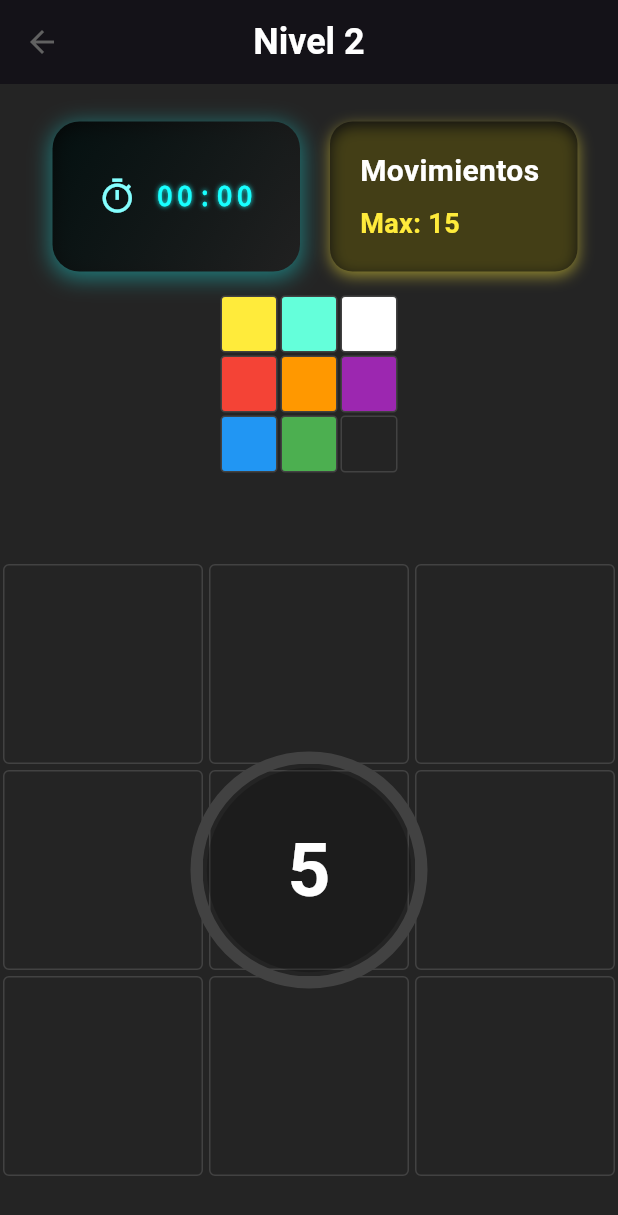
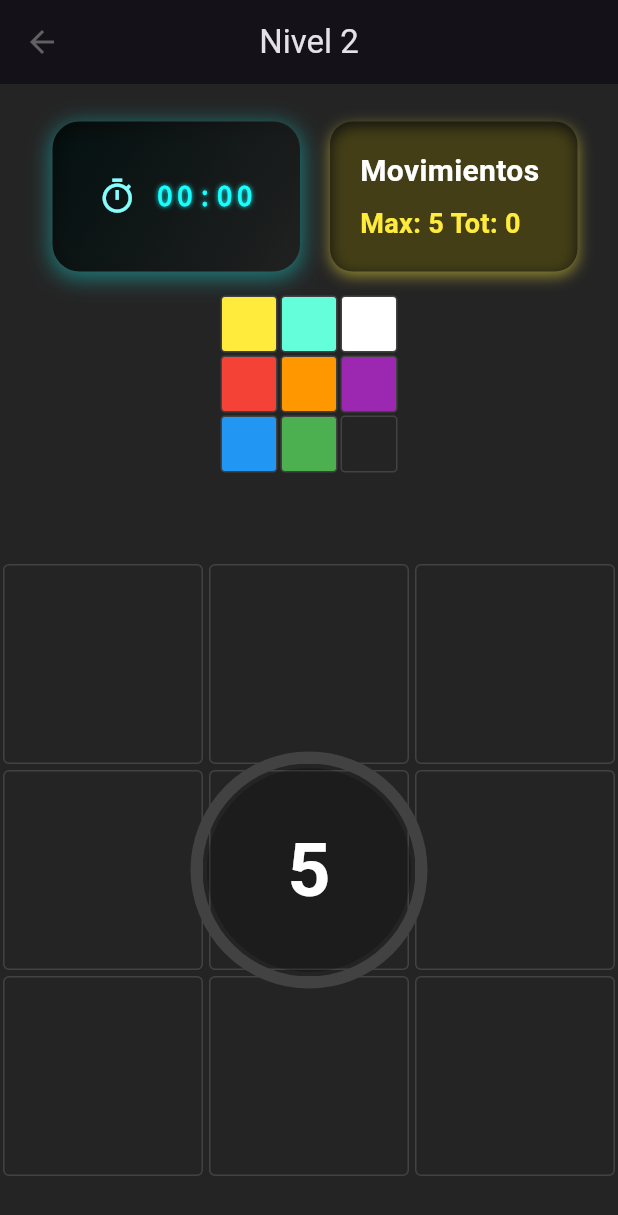
Before and after one commit to JJCD17/Color-Link, a Flutter app: the screen it shows after launch, after a tap on an icon or button, on a phone screen of 412 x 824 dp. Shown: the top 1215 px of the screen. Run offline on Flutter 3.47's test engine with Material 3 defaults, Android fonts, the phone set to English and light mode, and no system bars; drawn by our look-alikes of circular_countdown_timer; our stand-ins replace shared_preferences, toastification.

Commit message:
feat: nuevo sistema de conteo y límite de movimientos, reemplazo del anterior y ajustes de diseño

```diff
--- a/lib/widgets/game_board.dart
+++ b/lib/widgets/game_board.dart
@@ -13,15 +13,18 @@ class GameBoard extends StatefulWidget {
   final int level;
   final int gridSizeRow;
   final int gridSizeCol;
+  final int time;
+  final int minMoves;
+  final int movimientos;
 
-  final int time;
-
-  const GameBoard({
+  GameBoard({
     super.key,
     required this.level,
     required this.gridSizeRow,
     required this.gridSizeCol,
     required this.time,
+    required this.minMoves,
+    required this.movimientos,
   });
 
   @override
@@ -36,10 +39,13 @@ class GameBoardState extends State<GameBoard> {
 
   late List<List<PointData>> grid;
   late List<List<PointData>> referenceGrid;
-
   late int maxAllowedMoves;
+  late int movimientosTotales;
 
   List<PointData> selectedPoints = [];
+  // Guarda los movimientos realizados en una lista para que el jugador pueda revertirlos
+  final List<Point> performedMoves = [];
+
   final List<Color> availableColors = [
     Colors.red,
     Colors.blue,
@@ -55,8 +61,8 @@ class GameBoardState extends State<GameBoard> {
   @override
   void initState() {
     super.initState();
-
-    maxAllowedMoves = _getShuffleMovesForLevel(widget.level);
+    maxAllowedMoves = widget.minMoves;
+    movimientosTotales = widget.movimientos;
 
     // Paso 1: Genera la referencia final del puzzle
     referenceGrid = _generateReferenceGridForLevel(
@@ -65,7 +71,7 @@ class GameBoardState extends State<GameBoard> {
       widget.gridSizeCol,
     );
 
-    // Paso 2: Crea una copia profunda para mezclarla
+    // Paso 2: Crea una copia para mezclarla
     grid = List.generate(widget.gridSizeRow, (row) {
       return List.generate(widget.gridSizeCol, (col) {
         return PointData(
@@ -79,23 +85,20 @@ class GameBoardState extends State<GameBoard> {
     });
 
     // Paso 3: Mezcla el grid que usará el jugador (NO el de referencia)
-    final shuffleMoves = _getShuffleMovesForLevel(widget.level);
-    _shuffleGrid(grid, shuffleMoves);
+    _shuffleGrid(grid, widget.minMoves);
 
     // Inicia automáticamente después de 5 segundos
     Future.delayed(Duration(seconds: 5), () {
       if (mounted) {
-        setState(() => gameStarted = true);
+        setState(() {
+          gameStarted = true;
+          isCountdownActive = false;
+        });
         timerKey.currentState?.startTimer();
       }
     });
 
     _debugNullCount();
-  }
-
-  int _getShuffleMovesForLevel(int level) {
-    // Por ejemplo, empezamos en 5 y subimos 10 por nivel
-    return 5 + (level - 1) * 10;
   }
 
   PointData _findEmptyCell() {
@@ -194,7 +197,7 @@ class GameBoardState extends State<GameBoard> {
     }
   }
 
-// Función de debug para verificar `null`s
+  // Función de debug para verificar `null`s
   void _debugNullCount() {
     int count = 0;
     for (var row in grid) {
@@ -247,6 +250,7 @@ class GameBoardState extends State<GameBoard> {
 
   void _navigateToEndGame() {
     int elapsedTime = timerKey.currentState?.currentTime ?? 0;
+    print('Enviando a EndGame minMoves: ${widget.minMoves}');
     Navigator.pushReplacement(
       context,
       MaterialPageRoute(
@@ -255,6 +259,8 @@ class GameBoardState extends State<GameBoard> {
           rows: widget.gridSizeRow,
           cols: widget.gridSizeCol,
           time: elapsedTime,
+          minMoves: widget.minMoves,
+          movimientos: movimientosTotales,
         ),
       ),
     );
@@ -349,12 +355,7 @@ class GameBoardState extends State<GameBoard> {
             'Nivel ${widget.level}',
           ),
           centerTitle: true,
-          titleTextStyle: TextStyle(
-            fontSize: 24,
-            fontWeight: FontWeight.bold,
-          ),
         ),
-        backgroundColor: const Color.fromARGB(255, 36, 36, 36),
         body: LayoutBuilder(
           builder: (context, constraints) {
             final totalHeight = constraints.maxHeight;
@@ -396,8 +397,7 @@ class GameBoardState extends State<GameBoard> {
                           borderRadius: BorderRadius.circular(15),
                           boxShadow: [
                             BoxShadow(
-                              color: Colors.yellow
-                                  .withOpacity(0.5), // Ajuste correcto
+                              color: Colors.yellow.withOpacity(0.5),
                               blurRadius: 8,
                               offset: Offset(0, 3),
                             ),
@@ -417,7 +417,7 @@ class GameBoardState extends State<GameBoard> {
                             ),
                             SizedBox(height: 8),
                             Text(
-                              'Max: $maxAllowedMoves', // Asegúrate de tener esta variable
+                              'Max: $maxAllowedMoves Tot: $movimientosTotales',
                               style: TextStyle(
                                 color: Colors.yellow,
                                 fontSize: 18,
@@ -539,6 +539,7 @@ class GameBoardState extends State<GameBoard> {
                                             grid[emptyCell.row][emptyCell.col]
                                                 .color = tappedPoint.color;
                                             grid[row][col].color = null;
+                                            movimientosTotales++;
                                           });
                                         }
                                         // Verifica si ganó
```
